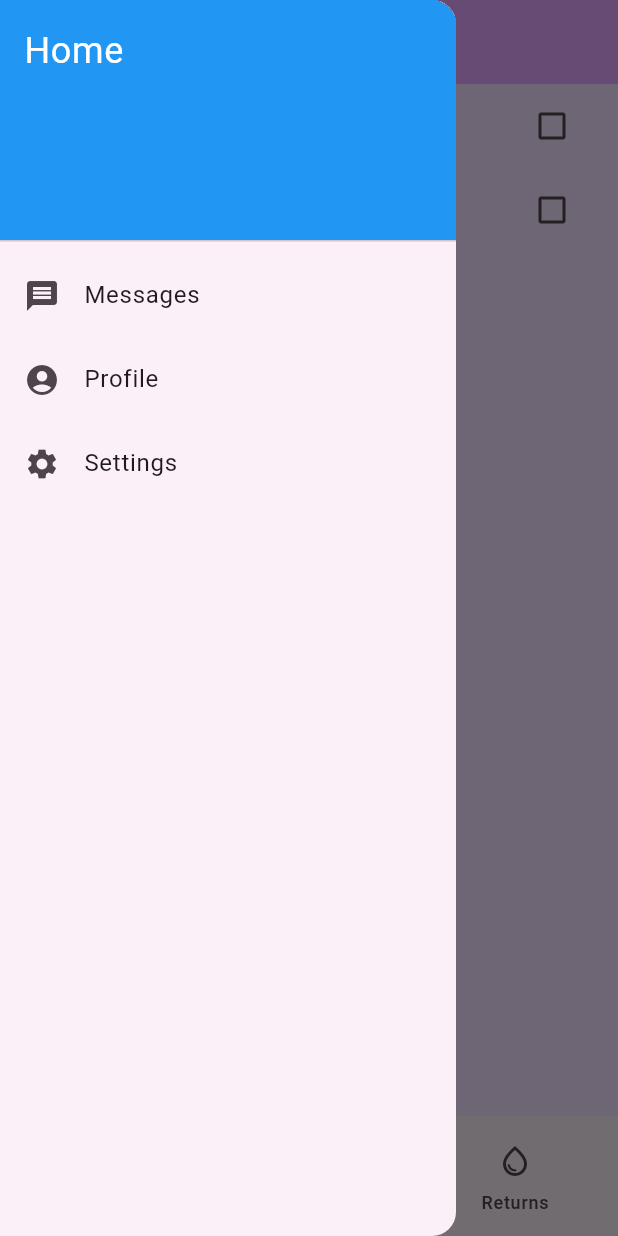
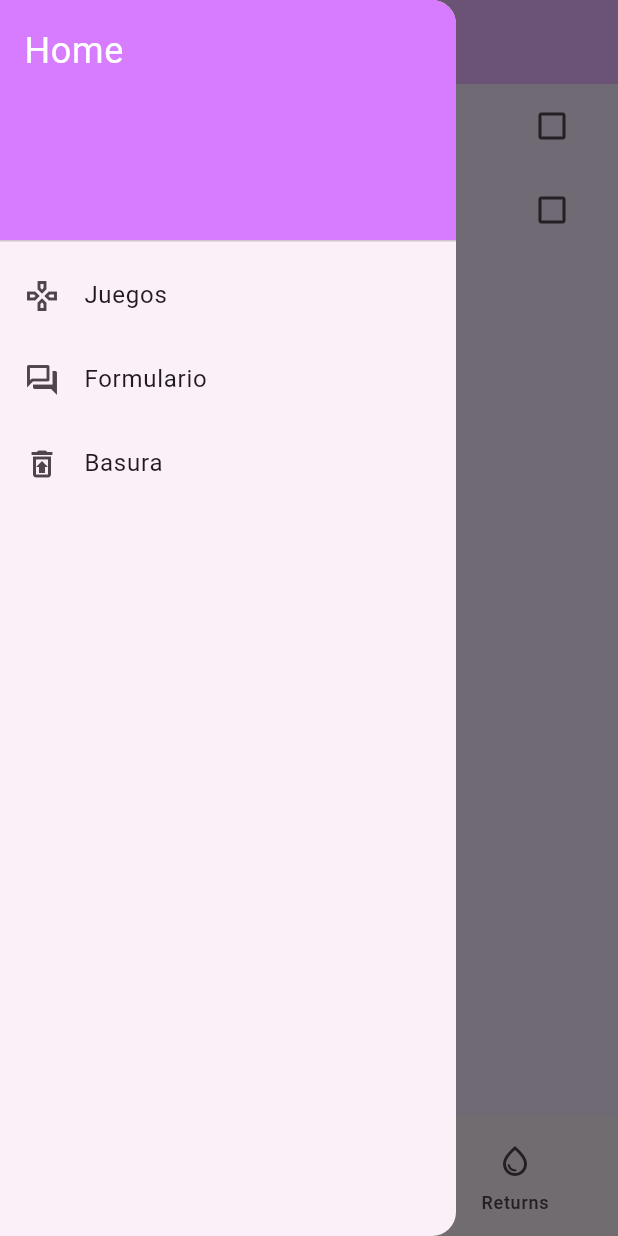
Before and after one commit to iram-t/Flutter_proyecto_u1, a Flutter app: the screen it shows after launch, item 2 of the bottom bar chosen, with the side drawer open, on a phone screen of 412 x 824 dp. Run offline on Flutter 3.47's test engine with Material 2 defaults, Android fonts, the phone set to English and light mode, and no system bars.

Commit message:
Page1 completado, se empezo page2 y se creo page3

```diff
--- a/lib/main.dart
+++ b/lib/main.dart
@@ -1,5 +1,5 @@
 import 'package:flutter/material.dart';
-// import 'package:project_1/page/navigator.dart';
+import 'package:project_1/page/pages.dart';
 
 void main() => runApp(const MyApp());
 
@@ -15,6 +15,11 @@ class MyApp extends StatelessWidget {
         colorSchemeSeed: const Color.fromRGBO(223, 71, 253, 0.3),
       ),
       home: const Navi(),
+      routes: {
+        'page1': (context) => Page1(),
+        'page2': (context) => Page2(),
+        'page3': (context) => Page3(),
+      },
     );
   }
 }
@@ -34,7 +39,7 @@ class _NaviState extends State<Navi> {
     return Scaffold(
       appBar: AppBar(
         title: const Text('Home'),
-        backgroundColor: const Color.fromRGBO(227, 163, 255, 1),
+        backgroundColor: const Color.fromARGB(255, 233, 181, 255),
       ),
       bottomNavigationBar: NavigationBar(
         onDestinationSelected: (int index) {
@@ -66,16 +71,16 @@ class _NaviState extends State<Navi> {
       // Dentro de cada pestaña
       body: <Widget>[
         Container(
-          color: const Color.fromRGBO(241, 222, 255, 1),
+          color: const Color.fromARGB(255, 245, 232, 255),
           alignment: Alignment.center,
           child: const DialogXP(),
         ),
         Container(
-          color: const Color.fromRGBO(241, 222, 255, 1),
+          color: const Color.fromARGB(255, 245, 232, 255),
           child: const PrimalCheck(),
         ),
         Container(
-          color: const Color.fromRGBO(241, 222, 255, 1),
+          color: const Color.fromARGB(255, 245, 232, 255),
           alignment: Alignment.center,
           child: const RadioExample(),
         ),
@@ -90,10 +95,10 @@ class _DrawState extends StatelessWidget {
     return Drawer(
       child: ListView(
         padding: EdgeInsets.zero,
-        children: const <Widget>[
-          DrawerHeader(
+        children: <Widget>[
+          const DrawerHeader(
             decoration: BoxDecoration(
-              color: Colors.blue,
+              color: Color.fromRGBO(215, 123, 255, 1),
             ),
             child: Text(
               'Home',
@@ -104,16 +109,28 @@ class _DrawState extends StatelessWidget {
             ),
           ),
           ListTile(
-            leading: Icon(Icons.message),
-            title: Text('Messages'),
+            leading: const Icon(Icons.games_outlined),
+            title: const Text('Juegos'),
+            onTap: () {
+              final route = MaterialPageRoute(builder: (context) => Page1());
+              Navigator.push(context, route);
+            },
           ),
           ListTile(
-            leading: Icon(Icons.account_circle),
-            title: Text('Profile'),
+            leading: const Icon(Icons.forum_outlined),
+            title: const Text('Formulario'),
+            onTap: () {
+              final route = MaterialPageRoute(builder: (context) => Page2());
+              Navigator.push(context, route);
+            },
           ),
           ListTile(
-            leading: Icon(Icons.settings),
-            title: Text('Settings'),
+            leading: const Icon(Icons.restore_from_trash_outlined),
+            title: const Text('Basura'),
+            onTap: () {
+              final route = MaterialPageRoute(builder: (context) => Page3());
+              Navigator.push(context, route);
+            },
           ),
         ],
       ),
@@ -169,7 +186,7 @@ class _PrimalCheck extends State<PrimalCheck> {
     return Column(
       children: <Widget>[
         CheckboxListTile(
-          title: Text('Quiero cafe'),
+          title: const Text('Quiero cafe'),
           checkColor: Colors.white,
           value: isChecked,
           onChanged: (bool? value) {
@@ -179,7 +196,7 @@ class _PrimalCheck extends State<PrimalCheck> {
           },
         ),
         CheckboxListTile(
-          title: Text('Metroid Dread'),
+          title: const Text('Metroid Dread'),
           checkColor: Colors.white,
           value: isChecked1,
           onChanged: (bool? value) {
@@ -249,40 +266,3 @@ class _RadioExampleState extends State<RadioExample> {
     );
   }
 }
-
-class CardExample extends StatelessWidget {
-  const CardExample({super.key});
-
-  @override
-  Widget build(BuildContext context) {
-    return Center(
-      child: Card(
-        child: Column(
-          mainAxisSize: MainAxisSize.min,
-          children: <Widget>[
-            const ListTile(
-              leading: Icon(Icons.album),
-              title: Text('The Enchanted Nightingale'),
-              subtitle: Text('Music by Julie Gable. Lyrics by Sidney Stein.'),
-            ),
-            Row(
-              mainAxisAlignment: MainAxisAlignment.end,
-              children: <Widget>[
-                TextButton(
-                  child: const Text('BUY TICKETS'),
-                  onPressed: () {/* ... */},
-                ),
-                const SizedBox(width: 8),
-                TextButton(
-                  child: const Text('LISTEN'),
-                  onPressed: () {/* ... */},
-                ),
-                const SizedBox(width: 8),
-              ],
-            ),
-          ],
-        ),
-      ),
-    );
-  }
-}
--- a/lib/page/navigator.dart
+++ /dev/null
@@ -1 +0,0 @@
-import 'package:flutter/material.dart';
--- /dev/null
+++ b/lib/page/pages.dart
@@ -0,0 +1,3 @@
+export 'package:project_1/page/page1.dart';
+export 'package:project_1/page/page2.dart';
+export 'package:project_1/page/page3.dart';
```
Also changed, not shown: lib/page/page1.dart (added, +144 -0 lines), lib/page/page2.dart (added, +15 -0 lines), lib/page/page3.dart (added, +15 -0 lines).
